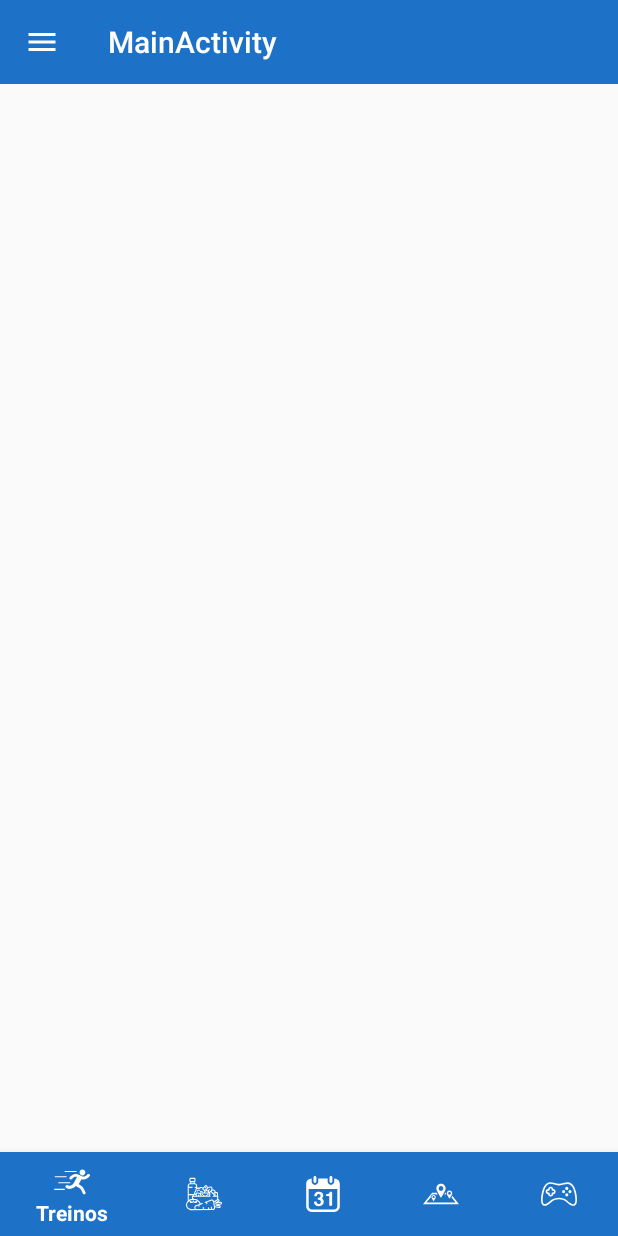
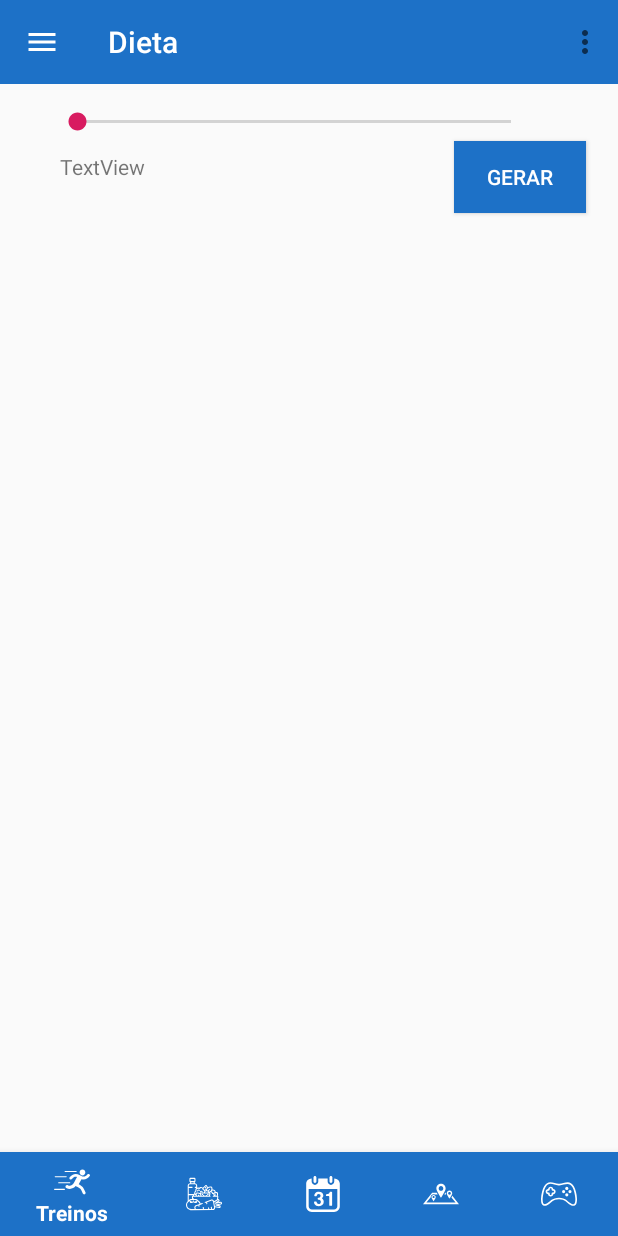
Before and after one commit to lodyny/ProjetoCM, an Android app: the screen it shows after launch (MainActivity), in the side drawer, after a tap on "Dieta", on a phone screen of 412 x 824 dp. Run offline under Robolectric (Android 15) with nearby library versions, the phone set to English and light mode, and no system bars.

Commit message:
Alguma parte do gestor de calorias

```diff
--- /dev/null
+++ b/NotSoChubby/app/src/main/java/com/chubby/notsochubby/GestorCaloriasFragment.java
@@ -0,0 +1,69 @@
+package com.chubby.notsochubby;
+
+import android.os.Bundle;
+import android.support.annotation.NonNull;
+import android.support.annotation.Nullable;
+import android.support.design.widget.BottomNavigationView;
+import android.support.design.widget.NavigationView;
+import android.support.v4.app.Fragment;
+import android.support.v4.view.GravityCompat;
+import android.support.v4.widget.DrawerLayout;
+import android.support.v7.app.ActionBar;
+import android.support.v7.widget.Toolbar;
+import android.view.LayoutInflater;
+import android.view.Menu;
+import android.view.MenuInflater;
+import android.view.MenuItem;
+import android.view.View;
+import android.view.ViewGroup;
+import android.widget.ArrayAdapter;
+import android.widget.ListView;
+import android.widget.RelativeLayout;
+
+import java.util.zip.Inflater;
+
+public class GestorCaloriasFragment extends Fragment {
+    private ListView listView;
+    private ArrayAdapter adapter;
+
+    @Override
+    public void onCreate(@Nullable Bundle savedInstanceState) {
+        super.onCreate(savedInstanceState);
+        setHasOptionsMenu(true);
+        listView = getActivity().findViewById(R.id.listViewMenus);
+        //adapter = new ArrayAdapter()
+    }
+
+    @Override
+    public void onCreateOptionsMenu(Menu menu, MenuInflater inflater) {
+        inflater.inflate(R.menu.menu_diet, menu);
+    }
+
+    @Override
+    public boolean onOptionsItemSelected(MenuItem item) {
+        switch (item.getItemId()){
+            case R.id.breakfast:
+                item.setChecked(true);
+                return true;
+        }
+        return false;
+    }
+
+    @Nullable
+    @Override
+    public View onCreateView(@NonNull LayoutInflater inflater, @Nullable ViewGroup container, @Nullable Bundle savedInstanceState) {
+        return inflater.inflate(R.layout.fragment_gestor_calorias,null);
+    }
+
+    @Override
+    public void onViewCreated(@NonNull View view, @Nullable Bundle savedInstanceState) {
+        super.onViewCreated(view, savedInstanceState);
+    }
+
+    private void populateList(){
+        LayoutInflater layoutInflater = getLayoutInflater();
+        layoutInflater.inflate(R.layout.layout_diet_list_template,null);
+
+    }
+
+}
--- a/NotSoChubby/app/src/main/java/com/chubby/notsochubby/MainActivity.java
+++ b/NotSoChubby/app/src/main/java/com/chubby/notsochubby/MainActivity.java
@@ -4,13 +4,20 @@ import android.os.Bundle;
 import android.support.annotation.NonNull;
 import android.support.design.widget.BottomNavigationView;
 import android.support.design.widget.NavigationView;
+import android.support.v4.app.Fragment;
+import android.support.v4.app.FragmentManager;
+import android.support.v4.app.FragmentTransaction;
 import android.support.v4.view.GravityCompat;
 import android.support.v4.widget.DrawerLayout;
 import android.support.v7.app.ActionBar;
 import android.support.v7.app.AppCompatActivity;
 import android.support.v7.widget.Toolbar;
+import android.view.Menu;
+import android.view.MenuInflater;
 import android.view.MenuItem;
 import android.widget.TextView;
+
+import java.lang.reflect.Array;
 
 public class MainActivity extends AppCompatActivity {
     private DrawerLayout mDrawerLayout;
@@ -19,11 +26,25 @@ public class MainActivity extends AppCompatActivity {
             = new NavigationView.OnNavigationItemSelectedListener() {
         @Override
         public boolean onNavigationItemSelected(MenuItem menuItem) {
+            Fragment fragment = null;
             menuItem.setChecked(true);
+            switch (menuItem.getItemId()){
+                case R.id.nav_drawer_diet:
+                    ActionBar actionbar = getSupportActionBar();
+                    actionbar.setTitle(R.string.nav_diet);
+                    fragment = new GestorCaloriasFragment();
+            }
+            if (fragment !=null){
+                FragmentManager fragmentManager = getSupportFragmentManager();
+                FragmentTransaction ft = fragmentManager.beginTransaction();
+                ft.replace(R.id.fragment_container,fragment);
+                ft.commit();
+            }
             mDrawerLayout.closeDrawers();
             return true;
         }
     };
+
 
     private BottomNavigationView.OnNavigationItemSelectedListener mOnBottomNavigationItemSelectedListener
             = new BottomNavigationView.OnNavigationItemSelectedListener() {
@@ -59,6 +80,7 @@ public class MainActivity extends AppCompatActivity {
         ActionBar actionbar = getSupportActionBar();
         actionbar.setDisplayHomeAsUpEnabled(true);
         actionbar.setHomeAsUpIndicator(R.drawable.vector_drawer_menu);
+        actionbar.setTitle(R.string.nav_news);
         BottomNavigationView navigation = (BottomNavigationView) findViewById(R.id.navigation);
         navigation.setOnNavigationItemSelectedListener(mOnBottomNavigationItemSelectedListener);
         mDrawerLayout = (DrawerLayout) findViewById(R.id.drawer_layout);
--- a/NotSoChubby/app/src/main/res/layout/activity_main.xml
+++ b/NotSoChubby/app/src/main/res/layout/activity_main.xml
@@ -12,6 +12,7 @@
         android:layout_width="match_parent"
         android:layout_height="match_parent"
         tools:context=".MainActivity">
+
         <android.support.v7.widget.Toolbar
             android:id="@+id/toolbar"
             android:layout_width="match_parent"
@@ -32,12 +33,14 @@
             android:layout_width="0dp"
             android:layout_height="wrap_content"
             android:layout_marginStart="0dp"
+            app:layout_constraintBottom_toBottomOf="parent"
             android:layout_marginEnd="0dp"
-            app:layout_constraintBottom_toBottomOf="parent"
             app:layout_constraintLeft_toLeftOf="parent"
             app:layout_constraintRight_toRightOf="parent"
+
             android:background="@color/colorPrimary"
             android:theme="@style/AppTheme.BottomNavigation"
+
             app:menu="@menu/navigation_bottom" />
 
     </android.support.constraint.ConstraintLayout>
--- /dev/null
+++ b/NotSoChubby/app/src/main/res/layout/fragment_gestor_calorias.xml
@@ -0,0 +1,47 @@
+<?xml version="1.0" encoding="utf-8"?>
+<android.widget.RelativeLayout
+    xmlns:android="http://schemas.android.com/apk/res/android" android:layout_width="match_parent"
+    android:layout_height="match_parent">
+
+    <SeekBar
+        android:id="@+id/seekBar2"
+        android:layout_width="321dp"
+        android:layout_height="wrap_content"
+        android:layout_alignParentStart="true"
+        android:layout_alignParentTop="true"
+        android:layout_marginStart="35dp"
+        android:layout_marginTop="16dp"
+        android:outlineSpotShadowColor="@color/colorPrimary"
+        android:outlineAmbientShadowColor="@color/colorPrimaryDark"
+        />
+
+    <TextView
+        android:id="@+id/textViewsubtitle"
+        android:layout_width="208dp"
+        android:layout_height="wrap_content"
+        android:layout_alignParentStart="true"
+        android:layout_alignParentTop="true"
+        android:layout_marginStart="40dp"
+        android:layout_marginTop="45dp"
+        android:text="TextView" />
+
+    <Button
+        android:id="@+id/button"
+        android:layout_width="wrap_content"
+        android:layout_height="wrap_content"
+        android:layout_alignTop="@+id/textViewsubtitle"
+        android:layout_alignParentEnd="true"
+        android:layout_marginTop="-7dp"
+        android:layout_marginEnd="21dp"
+        android:textColor="@color/white"
+        android:background="@color/colorPrimary"
+        android:text="@string/diet_generate" />
+
+    <ListView
+        android:id="@+id/listViewMenus"
+        android:layout_width="match_parent"
+        android:layout_height="match_parent"
+        android:layout_alignParentTop="true"
+        android:layout_centerHorizontal="true"
+        android:layout_marginTop="116dp" />
+</android.widget.RelativeLayout>
--- /dev/null
+++ b/NotSoChubby/app/src/main/res/menu/menu_diet.xml
@@ -0,0 +1,22 @@
+<?xml version="1.0" encoding="utf-8"?>
+<menu xmlns:android="http://schemas.android.com/apk/res/android">
+        <item android:id="@+id/breakfast"
+            android:title="@string/diet_breakfast"
+            android:checkable="true" />
+
+        <item android:id="@+id/brunch"
+            android:title="@string/diet_brunch"
+            android:checkable="true" />
+        <item android:id="@+id/lunch"
+            android:title="@string/diet_lunch"
+            android:checkable="true" />
+        <item android:id="@+id/afterlunch"
+            android:title="@string/diet_afterLunch"
+            android:checkable="true" />
+        <item android:id="@+id/dinner"
+            android:title="@string/diet_dinner"
+            android:checkable="true" />
+        <item android:id="@+id/supper"
+            android:title="@string/diet_supper"
+            android:checkable="true" />
+</menu>
--- a/NotSoChubby/app/src/main/res/values/colors.xml
+++ b/NotSoChubby/app/src/main/res/values/colors.xml
@@ -4,4 +4,5 @@
     <color name="colorPrimaryDark">#155ca5</color>
     <color name="colorAccent">#D81B60</color>
     <color name="grey">@color/grey</color>
+    <color name="white">#FFFFFF</color>
 </resources>
--- a/NotSoChubby/app/src/main/res/values/strings.xml
+++ b/NotSoChubby/app/src/main/res/values/strings.xml
@@ -11,5 +11,11 @@
     <string name="nav_profile">Perfil</string>
     <string name="nav_notifications">Notificações</string>
     <string name="nav_config">Configurações</string>
-
+    <string name="diet_generate">Gerar</string>
+    <string name="diet_breakfast">Pequeno-Almoco</string>
+    <string name="diet_brunch">Lanche da Manha</string>
+    <string name="diet_lunch">Almoco</string>
+    <string name="diet_afterLunch">Lanche</string>
+    <string name="diet_dinner">Jantar</string>
+    <string name="diet_supper">Ceia</string>
 </resources>
```
Also changed, not shown: NotSoChubby/app/src/main/java/com/chubby/notsochubby/DietListAdapter.java (added, +17 -0 lines), NotSoChubby/app/src/main/res/layout/layout_diet_list_template.xml (added, +50 -0 lines).
